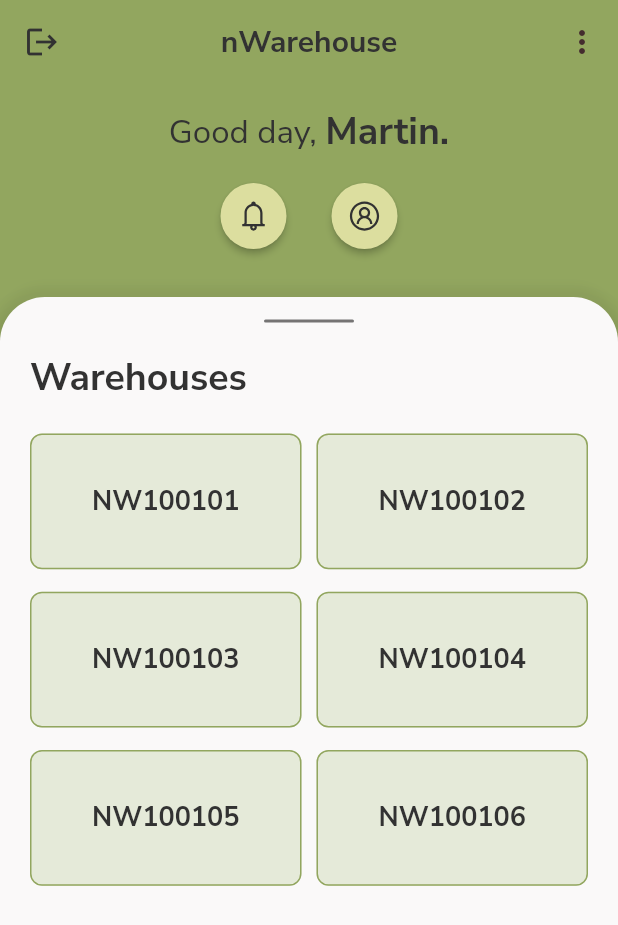
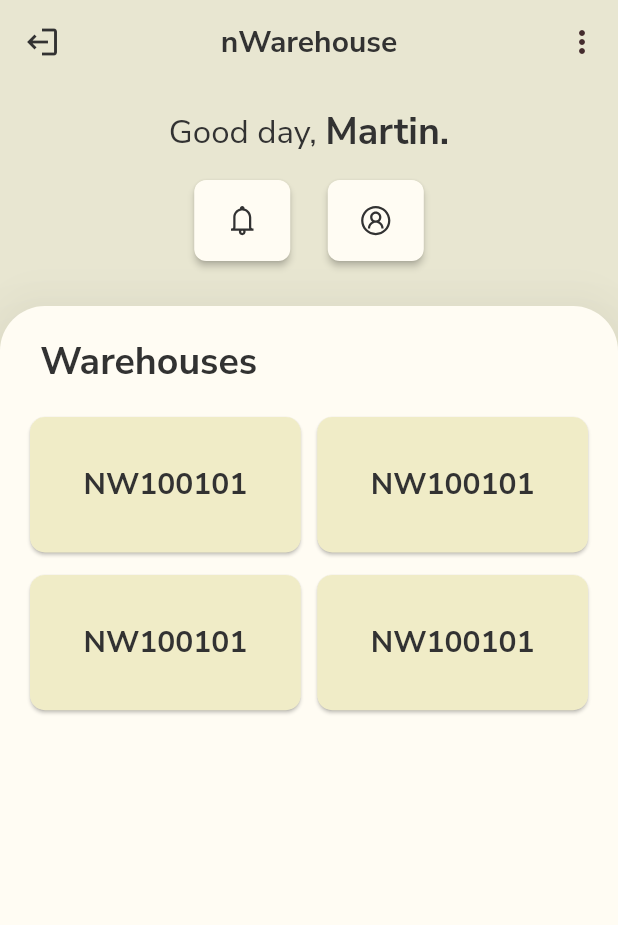
Before and after one commit to ThrivikramGR/nWarehouse-App, a Flutter app: the screen it shows after launch, on a phone screen of 412 x 824 dp. Shown: the top 925 px of the screen. Run offline on Flutter 3.47's test engine with Material 2 defaults, Android fonts, the phone set to English and light mode, and no system bars; our stand-ins replace cloud_firestore, firebase_auth, firebase_core, line_icons, rounded_loading_button; accounts and stored records are empty; network calls fail.

Commit message:
cream done

```diff
--- a/lib/custom_widgets/scaffold_elements.dart
+++ b/lib/custom_widgets/scaffold_elements.dart
@@ -9,19 +9,12 @@ class CustomScaffoldElements {
   static AppBar getAppBar(String title, BuildContext context) {
     return AppBar(
       elevation: 0,
-      backgroundColor: Color(0xFF92A65F),
+      backgroundColor: Color(0xFFE8E6D1),
       leading: Builder(
         builder: (context) {
-          // return IconButton(
-          //   onPressed: () {
-          //     Scaffold.of(context).openDrawer();
-          //   },
-          //   icon: Icon(
-          //     Icons.menu,
-          //     color: ColorConfig.pinkText,
-          //   ),
-          // );
-          return IconButton(
+          return Transform.scale(
+            scaleX: -1,
+            child: IconButton(
               onPressed: () {
                 if (Platform.isAndroid) {
                   showDialog(
@@ -82,6 +75,7 @@ class CustomScaffoldElements {
               icon: Icon(
                 Icons.logout,
                 color: Color(0xFF323232),
+              ),
             ),
           );
         },
--- a/lib/new_screens/drawer_pages/select_warehouse_page.dart
+++ b/lib/new_screens/drawer_pages/select_warehouse_page.dart
@@ -94,13 +94,7 @@ class _SelectWarehousePageState extends State<SelectWarehousePage> {
       children: [
         Container(
           padding: EdgeInsets.fromLTRB(20, 15, 20, 20),
-          decoration: BoxDecoration(
-            color: Color(0xFF92A65F),
-            // color: Color(0xFFDCDE9F),
-            borderRadius: BorderRadius.vertical(
-              bottom: Radius.circular(20),
-            ),
-          ),
+
           child: Column(
             children: [
               Row(
@@ -144,21 +138,18 @@ class _SelectWarehousePageState extends State<SelectWarehousePage> {
                       LineIcons.bell,
                       color: Color(0xFF323232),
                     ),
-                    style: ButtonStyle(
-                      backgroundColor: MaterialStateProperty.all(
-                        // Color(0xFF92A65F),
-                        Color(0xFFDCDE9F),
+                    style: ElevatedButton.styleFrom(
+                      //primary: Color(0xFFDCDE9F),
+                      primary: Color(0xFFFFFCF3),
+                      //onPrimary: Color(0xFF92A65F),
+                      shape: RoundedRectangleBorder(
+                        borderRadius: BorderRadius.circular(8),
                       ),
-                      shape: MaterialStateProperty.all<CircleBorder>(
-                        CircleBorder(),
-                      ),
-                      padding: MaterialStateProperty.all<EdgeInsetsGeometry>(
-                        EdgeInsets.all(10),
-                      ),
+                      padding: EdgeInsets.symmetric(vertical: 15),
                     ),
                   ),
                   SizedBox(
-                    width: 10,
+                    width: 25,
                   ),
                   ElevatedButton(
                     onPressed: () {
@@ -178,16 +169,15 @@ class _SelectWarehousePageState extends State<SelectWarehousePage> {
                         color: Color(0xFF323232),
                       ),
                     ),
-                    style: ButtonStyle(
-                      backgroundColor: MaterialStateProperty.all(
-                        Color(0xFFDCDE9F),
+                    style: ElevatedButton.styleFrom(
+                      //primary: Color(0xFFDCDE9F),
+                      //primary: Color(0xFFE6E3C0),
+                      primary: Color(0xFFFFFCF3),
+                      //onPrimary: Color(0xFF92A65F),
+                      shape: RoundedRectangleBorder(
+                        borderRadius: BorderRadius.circular(8),
                       ),
-                      shape: MaterialStateProperty.all<CircleBorder>(
-                        CircleBorder(),
-                      ),
-                      padding: MaterialStateProperty.all<EdgeInsetsGeometry>(
-                        EdgeInsets.all(10),
-                      ),
+                      padding: EdgeInsets.symmetric(vertical: 15),
                     ),
                   ),
                 ],
@@ -289,13 +279,13 @@ class _SelectWarehousePageState extends State<SelectWarehousePage> {
             borderRadius: BorderRadius.vertical(
               top: Radius.circular(30),
             ),
-            elevation: 10,
+            elevation: 30,
             color: Colors.transparent,
             child: Padding(
               padding: EdgeInsets.only(top: 5),
               child: Container(
                 decoration: BoxDecoration(
-                  color: Color(0xFFFAF9F9),
+                  color: Color(0xFFFFFCF3),
                   borderRadius: BorderRadius.vertical(
                     top: Radius.circular(30),
                   ),
@@ -305,23 +295,10 @@ class _SelectWarehousePageState extends State<SelectWarehousePage> {
                   crossAxisAlignment: CrossAxisAlignment.start,
                   children: [
                     SizedBox(
-                      height: 15,
-                    ),
-                    Center(
-                      child: Container(
-                        height: 2,
-                        width: 60,
-                        decoration: BoxDecoration(
-                          color: Color(0xAA323232),
-                          borderRadius: BorderRadius.circular(10),
-                        ),
-                      ),
-                    ),
-                    SizedBox(
                       height: 20,
                     ),
                     Text(
-                      "Warehouses",
+                      " Warehouses",
                       style: TextStyle(
                         fontFamily: "NunitoSans",
                         color: Color(0xFF323232),
@@ -330,42 +307,33 @@ class _SelectWarehousePageState extends State<SelectWarehousePage> {
                       ),
                     ),
                     SizedBox(
-                      height: 20,
+                      height: 15,
                     ),
                     GridView.count(
+                      padding: EdgeInsets.only(top: 5, bottom: 20),
                       physics: BouncingScrollPhysics(),
                       shrinkWrap: true,
                       crossAxisCount: 2,
                       childAspectRatio: 2,
-                      crossAxisSpacing: 10,
+                      crossAxisSpacing: 11,
                       mainAxisSpacing: 15,
                       children: [
                         ElevatedButton(
                           onPressed: () {},
                           style: ElevatedButton.styleFrom(
                             //primary: Color(0xFFDCDE9F),
-                            primary: Color(0xFFE5EAD9),
-                            onPrimary: Color(0xFF92A65F),
+                            primary: color,
+                            //onPrimary: Color(0xFF92A65F),
                             shape: RoundedRectangleBorder(
-                              borderRadius: BorderRadius.circular(8),
-                            ),
-                            side: BorderSide(
-                              color: Color(0xFF92A65F),
-                              width: 1,
-                              style: BorderStyle.solid,
+                              borderRadius: BorderRadius.circular(radius),
                             ),
 
-                            elevation: 0,
+                            elevation: 1,
                           ),
                           child: Center(
                             child: Text(
                               "NW100101",
-                              style: TextStyle(
-                                fontFamily: "NunitoSans",
-                                fontSize: 18,
-                                fontWeight: FontWeight.w700,
-                                color: Color(0xFF323232),
-                              ),
+                              style: textStyle,
                             ),
                           ),
                         ),
@@ -373,28 +341,18 @@ class _SelectWarehousePageState extends State<SelectWarehousePage> {
                           onPressed: () {},
                           style: ElevatedButton.styleFrom(
                             //primary: Color(0xFFDCDE9F),
-                            primary: Color(0xFFE5EAD9),
-                            onPrimary: Color(0xFF92A65F),
+                            primary: color,
+                            //onPrimary: Color(0xFF92A65F),
                             shape: RoundedRectangleBorder(
-                              borderRadius: BorderRadius.circular(8),
-                            ),
-                            side: BorderSide(
-                              color: Color(0xFF92A65F),
-                              width: 1,
-                              style: BorderStyle.solid,
+                              borderRadius: BorderRadius.circular(radius),
                             ),
 
-                            elevation: 0,
+                            elevation: 1,
                           ),
                           child: Center(
                             child: Text(
-                              "NW100102",
-                              style: TextStyle(
-                                fontFamily: "NunitoSans",
-                                fontSize: 18,
-                                fontWeight: FontWeight.w700,
-                                color: Color(0xFF323232),
-                              ),
+                              "NW100101",
+                              style: textStyle,
                             ),
                           ),
                         ),
@@ -402,28 +360,18 @@ class _SelectWarehousePageState extends State<SelectWarehousePage> {
                           onPressed: () {},
                           style: ElevatedButton.styleFrom(
                             //primary: Color(0xFFDCDE9F),
-                            primary: Color(0xFFE5EAD9),
-                            onPrimary: Color(0xFF92A65F),
+                            primary: color,
+                            //onPrimary: Color(0xFF92A65F),
                             shape: RoundedRectangleBorder(
-                              borderRadius: BorderRadius.circular(8),
-                            ),
-                            side: BorderSide(
-                              color: Color(0xFF92A65F),
-                              width: 1,
-                              style: BorderStyle.solid,
+                              borderRadius: BorderRadius.circular(radius),
                             ),
 
-                            elevation: 0,
+                            elevation: 1,
                           ),
                           child: Center(
                             child: Text(
-                              "NW100103",
-                              style: TextStyle(
-                                fontFamily: "NunitoSans",
-                                fontSize: 18,
-                                fontWeight: FontWeight.w700,
-                                color: Color(0xFF323232),
-                              ),
+                              "NW100101",
+                              style: textStyle,
                             ),
                           ),
                         ),
@@ -431,86 +379,18 @@ class _SelectWarehousePageState extends State<SelectWarehousePage> {
                           onPressed: () {},
                           style: ElevatedButton.styleFrom(
                             //primary: Color(0xFFDCDE9F),
-                            primary: Color(0xFFE5EAD9),
-                            onPrimary: Color(0xFF92A65F),
+                            primary: color,
+                            //onPrimary: Color(0xFF92A65F),
                             shape: RoundedRectangleBorder(
-                              borderRadius: BorderRadius.circular(8),
-                            ),
-                            side: BorderSide(
-                              color: Color(0xFF92A65F),
-                              width: 1,
-                              style: BorderStyle.solid,
+                              borderRadius: BorderRadius.circular(radius),
                             ),
 
-                            elevation: 0,
+                            elevation: 1,
                           ),
                           child: Center(
                             child: Text(
-                              "NW100104",
-                              style: TextStyle(
-                                fontFamily: "NunitoSans",
-                                fontSize: 18,
-                                fontWeight: FontWeight.w700,
-                                color: Color(0xFF323232),
-                              ),
-                            ),
-                          ),
-                        ),
-                        ElevatedButton(
-                          onPressed: () {},
-                          style: ElevatedButton.styleFrom(
-                            //primary: Color(0xFFDCDE9F),
-                            primary: Color(0xFFE5EAD9),
-                            onPrimary: Color(0xFF92A65F),
-                            shape: RoundedRectangleBorder(
-                              borderRadius: BorderRadius.circular(8),
-                            ),
-                            side: BorderSide(
-                              color: Color(0xFF92A65F),
-                              width: 1,
-                              style: BorderStyle.solid,
-                            ),
-
-                            elevation: 0,
-                          ),
-                          child: Center(
-                            child: Text(
-                              "NW100105",
-                              style: TextStyle(
-                                fontFamily: "NunitoSans",
-                                fontSize: 18,
-                                fontWeight: FontWeight.w700,
-                                color: Color(0xFF323232),
-                              ),
-                            ),
-                          ),
-                        ),
-                        ElevatedButton(
-                          onPressed: () {},
-                          style: ElevatedButton.styleFrom(
-                            //primary: Color(0xFFDCDE9F),
-                            primary: Color(0xFFE5EAD9),
-                            onPrimary: Color(0xFF92A65F),
-                            shape: RoundedRectangleBorder(
-                              borderRadius: BorderRadius.circular(8),
-                            ),
-                            side: BorderSide(
-                              color: Color(0xFF92A65F),
-                              width: 1,
-                              style: BorderStyle.solid,
-                            ),
-
-                            elevation: 0,
-                          ),
-                          child: Center(
-                            child: Text(
-                              "NW100106",
-                              style: TextStyle(
-                                fontFamily: "NunitoSans",
-                                fontSize: 18,
-                                fontWeight: FontWeight.w700,
-                                color: Color(0xFF323232),
-                              ),
+                              "NW100101",
+                              style: textStyle,
                             ),
                           ),
                         ),
@@ -525,4 +405,13 @@ class _SelectWarehousePageState extends State<SelectWarehousePage> {
       ],
     );
   }
+
+  double radius = 10;
+  TextStyle textStyle = TextStyle(
+    fontFamily: "NunitoSans",
+    fontSize: 20,
+    fontWeight: FontWeight.w700,
+    color: Color(0xFF323232),
+  );
+  Color color = Color(0xFFf0ecc7);
 }
--- a/lib/new_screens/login_home_flow/home_screen.dart
+++ b/lib/new_screens/login_home_flow/home_screen.dart
@@ -66,7 +66,7 @@ class _HomeScreenState extends State<HomeScreen> {
       DeviceOrientation.portraitUp,
     ]);
     return Scaffold(
-      backgroundColor: Color(0xFF92A65F),
+      backgroundColor: Color(0xFFE8E6D1),
       drawer: Drawer(
         backgroundColor: ColorConfig.backgroundLightBlue,
         child: Column(
--- a/lib/services/color_config.dart
+++ b/lib/services/color_config.dart
@@ -10,4 +10,8 @@ class ColorConfig {
   static Color pinkPrimary = Color(0xFFFEDBD0);
   static Color pinkSecondary = Color(0xFFFEEAE6);
   static Color pinkText = Color(0xFF442C2E);
+  // static Color newCreamLight = Color();
+  // static Color newCreamDark = Color();
+  // static Color newCreamContainer = Color();
+  // static Color newCreamText = Color();
 }
```
Lines whose indentation alone changed are shown as unchanged.
